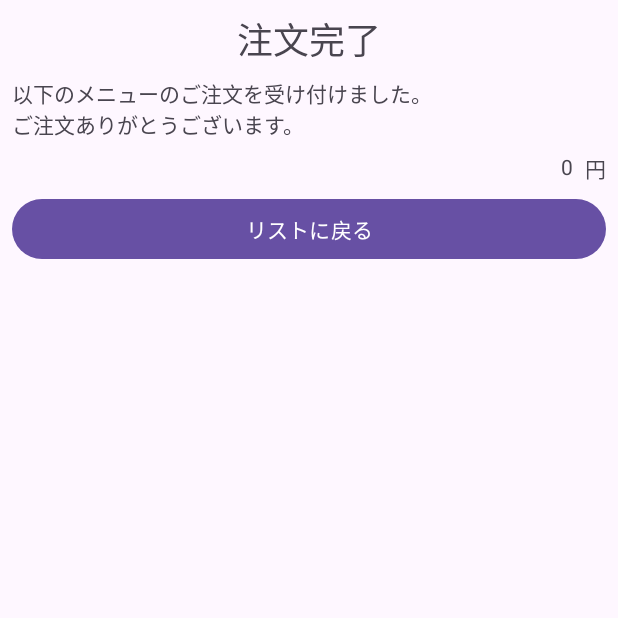
After one commit to itc-s22030/Android1, an Android app: the MenuThanksActivity screen opened directly, with no data from a screen before it, on a phone screen of 412 x 824 dp, the top half of it. The commit adds this screen. Run offline under Robolectric (Android 15) with nearby library versions, the phone set to English and light mode, and no system bars.

Commit message:
7.2.1 終わり

```diff
--- a/IntentSample/app/src/main/AndroidManifest.xml
+++ b/IntentSample/app/src/main/AndroidManifest.xml
@@ -13,6 +13,9 @@
         android:theme="@style/Theme.IntentSample"
         tools:targetApi="31">
         <activity
+            android:name=".MenuThanksActivity"
+            android:exported="false" />
+        <activity
             android:name=".MainActivity"
             android:exported="true">
             <intent-filter>
--- a/IntentSample/app/src/main/java/jp/ac/it_college/std/s22030/intentsample/MainActivity.kt
+++ b/IntentSample/app/src/main/java/jp/ac/it_college/std/s22030/intentsample/MainActivity.kt
@@ -1,5 +1,6 @@
 package jp.ac.it_college.std.s22030.intentsample
 
+import android.content.Intent
 import androidx.appcompat.app.AppCompatActivity
 import android.os.Bundle
 import androidx.recyclerview.widget.DividerItemDecoration
@@ -15,7 +16,19 @@ class MainActivity : AppCompatActivity() {
 
         binding.lvMenu.apply {
             // アダプタとデータをセット
-            adapter = MenuListAdapter(menuList)
+            adapter = MenuListAdapter(menuList){name, price ->
+                /* アイテムを選択されたときの処理はここに書くことができる */
+                // インテントオブジェクトの作成
+                val intent2MenuThanks = Intent(
+                    this@MainActivity,
+                    MenuThanksActivity::class.java
+                )
+                // 次の画面に送るデータをセットする
+                intent2MenuThanks.putExtra("menuName", name)
+                intent2MenuThanks.putExtra("menuPrice", price)
+                // 次の画面を起動
+                startActivity(intent2MenuThanks)
+            }
 
             // RecyclerView の表示に関する設定
             LinearLayoutManager(this@MainActivity).let {
--- a/IntentSample/app/src/main/java/jp/ac/it_college/std/s22030/intentsample/MenuListAdapter.kt
+++ b/IntentSample/app/src/main/java/jp/ac/it_college/std/s22030/intentsample/MenuListAdapter.kt
@@ -5,7 +5,9 @@ import android.view.ViewGroup
 import androidx.recyclerview.widget.RecyclerView
 import jp.ac.it_college.std.s22030.intentsample.databinding.MenuRowBinding
 
-class MenuListAdapter(private val data: List<Menu>)
+class MenuListAdapter(
+    private val data: List<Menu>,
+    private val callback: (String, Int) -> Unit)
     : RecyclerView.Adapter<MenuListAdapter.ViewHolder>(){
     class ViewHolder(val binding: MenuRowBinding) : RecyclerView.ViewHolder(binding.root)
 
@@ -22,6 +24,10 @@ class MenuListAdapter(private val data: List<Menu>)
         holder.binding.apply {
             tvName.text = menu.name
             tvPrice.text = menu.price.toString()
+            root.setOnClickListener {
+                // この Adapter を使う側に、選択された定食名と価格をパラメータとしてコールバック
+                callback(menu.name, menu.price)
+            }
         }
     }
 
--- /dev/null
+++ b/IntentSample/app/src/main/java/jp/ac/it_college/std/s22030/intentsample/MenuThanksActivity.kt
@@ -0,0 +1,27 @@
+package jp.ac.it_college.std.s22030.intentsample
+
+import androidx.appcompat.app.AppCompatActivity
+import android.os.Bundle
+import jp.ac.it_college.std.s22030.intentsample.databinding.ActivityMenuThanksBinding
+
+class MenuThanksActivity : AppCompatActivity() {
+    private lateinit var binding: ActivityMenuThanksBinding
+    override fun onCreate(savedInstanceState: Bundle?) {
+        super.onCreate(savedInstanceState)
+        binding = ActivityMenuThanksBinding.inflate(layoutInflater)
+        setContentView(binding.root)
+
+        // 前の画面から渡ってくるであろうデータを取り出す
+        val menuName = intent.getStringExtra("menuName") ?: ""
+        val menuPrice = intent.getIntExtra("menuPrice", 0)
+
+        // データをセット
+        binding.tvMenuName.text = menuName
+        binding.tvMenuPrice.text = "%,d".format(menuPrice)
+
+        // リストに戻るボタンのイベント設定
+        binding.btThxBack.setOnClickListener {
+            finish()
+        }
+    }
+}
--- /dev/null
+++ b/IntentSample/app/src/main/res/layout/activity_menu_thanks.xml
@@ -0,0 +1,76 @@
+<?xml version="1.0" encoding="utf-8"?>
+<androidx.constraintlayout.widget.ConstraintLayout xmlns:android="http://schemas.android.com/apk/res/android"
+    xmlns:app="http://schemas.android.com/apk/res-auto"
+    xmlns:tools="http://schemas.android.com/tools"
+    android:layout_width="match_parent"
+    android:layout_height="match_parent"
+    tools:context=".MenuThanksActivity">
+
+    <TextView
+        android:id="@+id/tvThxTitle"
+        android:layout_width="wrap_content"
+        android:layout_height="wrap_content"
+        android:layout_marginStart="8dp"
+        android:layout_marginTop="8dp"
+        android:layout_marginEnd="8dp"
+        android:text="@string/tv_thx_title"
+        android:textSize="24sp"
+        app:layout_constraintEnd_toEndOf="parent"
+        app:layout_constraintStart_toStartOf="parent"
+        app:layout_constraintTop_toTopOf="parent" />
+
+    <TextView
+        android:id="@+id/tvThxDesc"
+        android:layout_width="0dp"
+        android:layout_height="wrap_content"
+        android:layout_marginStart="8dp"
+        android:layout_marginTop="8dp"
+        android:layout_marginEnd="8dp"
+        android:text="@string/tv_thx_desc"
+        app:layout_constraintEnd_toEndOf="parent"
+        app:layout_constraintStart_toStartOf="parent"
+        app:layout_constraintTop_toBottomOf="@+id/tvThxTitle" />
+
+    <TextView
+        android:id="@+id/tvMenuName"
+        android:layout_width="wrap_content"
+        android:layout_height="wrap_content"
+        android:layout_marginStart="8dp"
+        android:layout_marginTop="8dp"
+        app:layout_constraintStart_toStartOf="parent"
+        app:layout_constraintTop_toBottomOf="@+id/tvThxDesc"
+        tools:text="生姜焼き定食" />
+
+    <TextView
+        android:id="@+id/tvMenuPrice"
+        android:layout_width="wrap_content"
+        android:layout_height="wrap_content"
+        android:layout_marginTop="8dp"
+        android:layout_marginEnd="8dp"
+        app:layout_constraintEnd_toStartOf="@+id/tvYens"
+        app:layout_constraintTop_toBottomOf="@+id/tvThxDesc"
+        tools:text="850" />
+
+    <Button
+        android:id="@+id/btThxBack"
+        android:layout_width="0dp"
+        android:layout_height="wrap_content"
+        android:layout_marginStart="8dp"
+        android:layout_marginTop="8dp"
+        android:layout_marginEnd="8dp"
+        android:text="@string/bt_thx_back"
+        app:layout_constraintEnd_toEndOf="parent"
+        app:layout_constraintStart_toStartOf="parent"
+        app:layout_constraintTop_toBottomOf="@+id/tvMenuName" />
+
+    <TextView
+        android:id="@+id/tvYens"
+        android:layout_width="wrap_content"
+        android:layout_height="wrap_content"
+        android:layout_marginTop="8dp"
+        android:layout_marginEnd="8dp"
+        android:text="@string/tv_Yen"
+        app:layout_constraintEnd_toEndOf="parent"
+        app:layout_constraintTop_toBottomOf="@+id/tvThxDesc" />
+
+</androidx.constraintlayout.widget.ConstraintLayout>
--- a/IntentSample/app/src/main/res/layout/menu_row.xml
+++ b/IntentSample/app/src/main/res/layout/menu_row.xml
@@ -3,7 +3,8 @@
     xmlns:app="http://schemas.android.com/apk/res-auto"
     xmlns:tools="http://schemas.android.com/tools"
     android:layout_width="match_parent"
-    android:layout_height="wrap_content">
+    android:layout_height="wrap_content"
+    android:background="?attr/selectableItemBackground">
 
     <TextView
         android:id="@+id/tvName"
```
